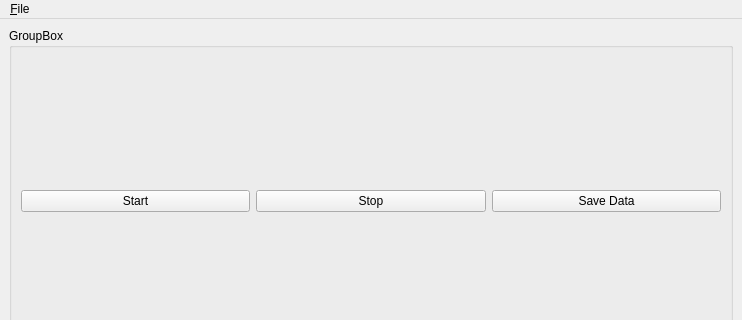
This is view/main_window.ui in PFTL/hamburg_2020_03 as Qt 5 draws it before an edit; both pictures show x 0 to 742 and y 0 to 320 of the 742 by 724 pixel window. The edited form follows.
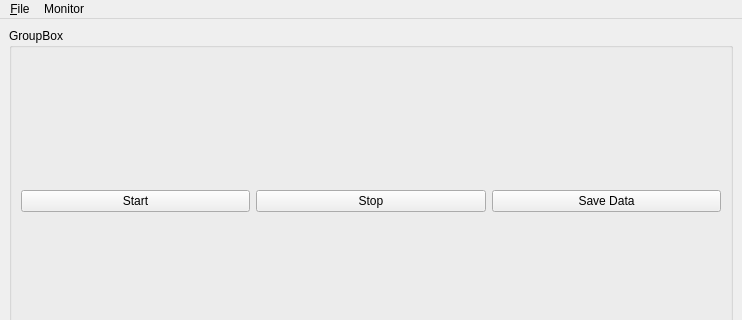
This is the edited form.

Patch:
```diff
--- a/view/main_window.ui
+++ b/view/main_window.ui
@@ -106,7 +106,14 @@
     </property>
     <addaction name="actionSave"/>
    </widget>
+   <widget class="QMenu" name="menuMonitor">
+    <property name="title">
+     <string>Monitor</string>
+    </property>
+    <addaction name="actionShow_Monitor"/>
+   </widget>
    <addaction name="menuFile"/>
+   <addaction name="menuMonitor"/>
   </widget>
   <widget class="QStatusBar" name="statusbar"/>
   <action name="actionSave">
```
Left out of the diff: 5 changed lines with no effect on the pictures.
